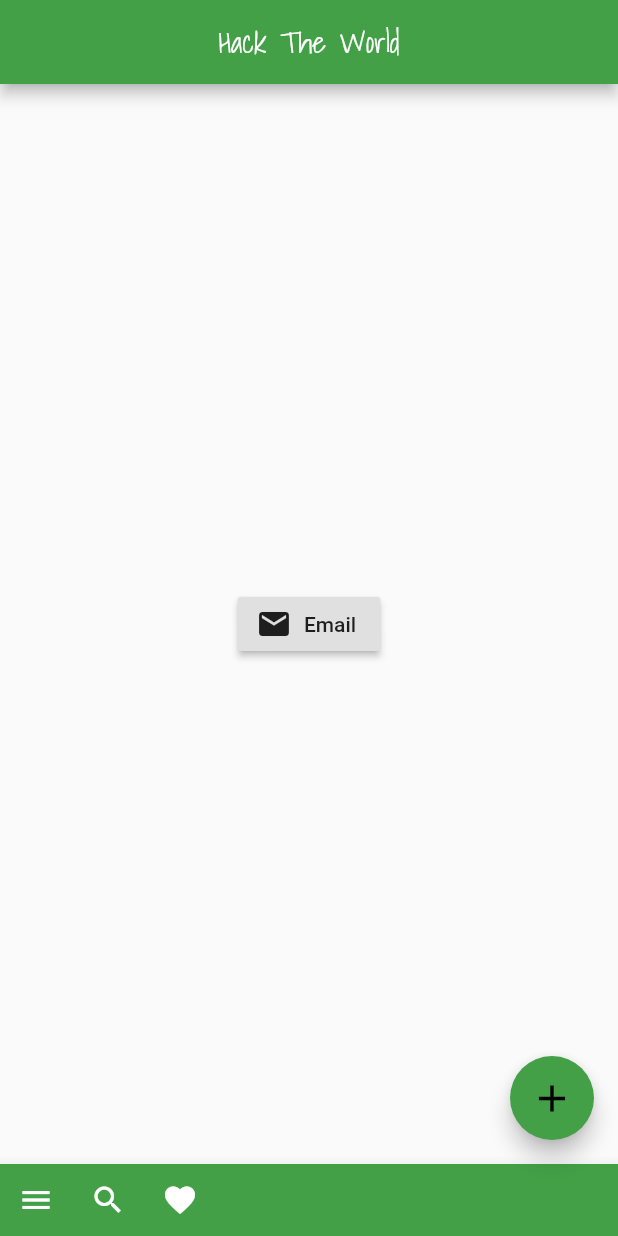
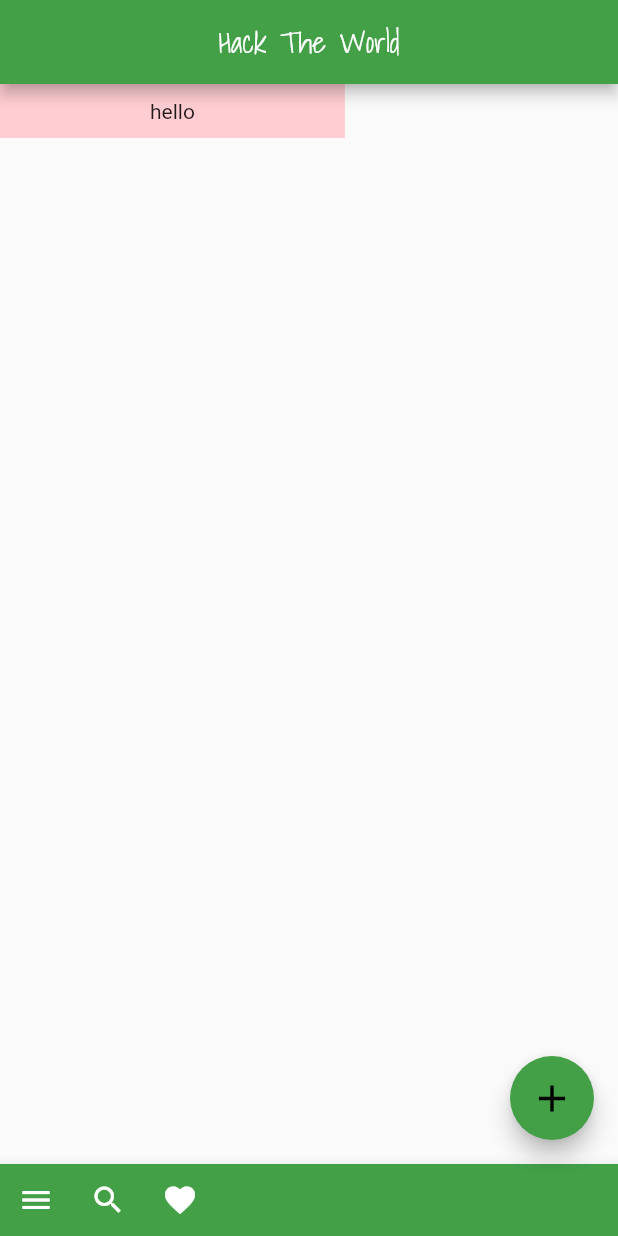
Before and after one commit to jsam6/flutter-basic, a Flutter app: the screen it shows after launch, on a phone screen of 412 x 824 dp. Run offline on Flutter 3.47's test engine with Material 2 defaults, Android fonts, the phone set to English and light mode, and no system bars.

Commit message:
🚧 padding

```diff
--- a/lib/main.dart
+++ b/lib/main.dart
@@ -17,14 +17,10 @@ class Home extends StatelessWidget {
                 ),
                 centerTitle: true,
                 backgroundColor: Colors.green[600]),
-                body: Center(
-                    child: RaisedButton.icon(
-                        onPressed: () {
-                            print('email me');
-                        },
-                        icon: Icon( Icons.mail ),
-                        label: Text('Email'),
-                    )
+                body: Container(
+                    padding: EdgeInsets.symmetric(vertical: 10 , horizontal:  100),
+                    color: Colors.red[100],
+                    child: Text('hello')
                 ),
 
                 floatingActionButton: FloatingActionButton(
```
